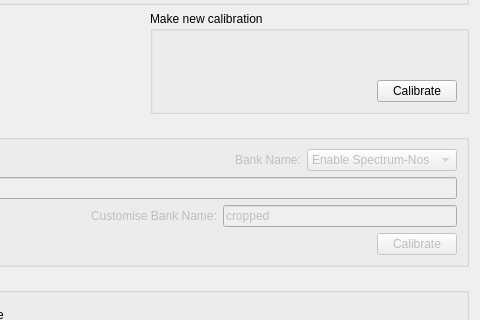
Old version of the form MantidQt/CustomInterfaces/inc/MantidQtCustomInterfaces/EnggDiffraction/EnggDiffractionQtTabCalib.ui in the repository mantidproject/mantid; both pictures show x 180 to 660 and y 153 to 473 of the 660 by 680 pixel window.
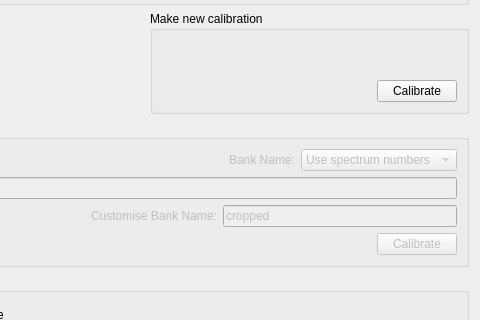
New version of the form. Custom widgets are drawn as their Qt base class.

Diff of the .ui file:
```diff
--- a/MantidQt/CustomInterfaces/inc/MantidQtCustomInterfaces/EnggDiffraction/EnggDiffractionQtTabCalib.ui
+++ b/MantidQt/CustomInterfaces/inc/MantidQtCustomInterfaces/EnggDiffraction/EnggDiffractionQtTabCalib.ui
@@ -351,7 +351,7 @@
         <item>
          <widget class="QLabel" name="label_calib_cropped_spec_ids">
           <property name="enabled">
-           <bool>false</bool>
+           <bool>true</bool>
           </property>
           <property name="text">
            <string>Bank Name:</string>
@@ -361,11 +361,11 @@
         <item>
          <widget class="QComboBox" name="comboBox_calib_cropped_bank_name">
           <property name="enabled">
-           <bool>false</bool>
+           <bool>true</bool>
           </property>
           <item>
            <property name="text">
-            <string>Enable Spectrum-Nos</string>
+            <string>Use spectrum numbers</string>
            </property>
           </item>
           <item>
```
Left out of the diff: 2 changed lines with no effect on the pictures.
